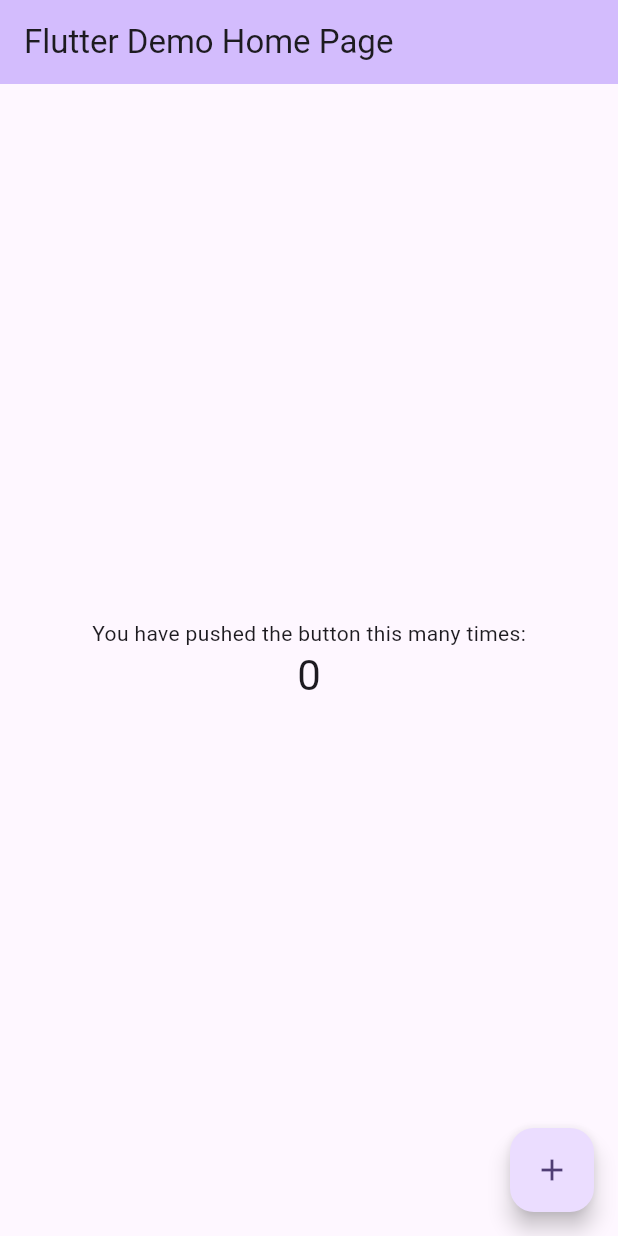
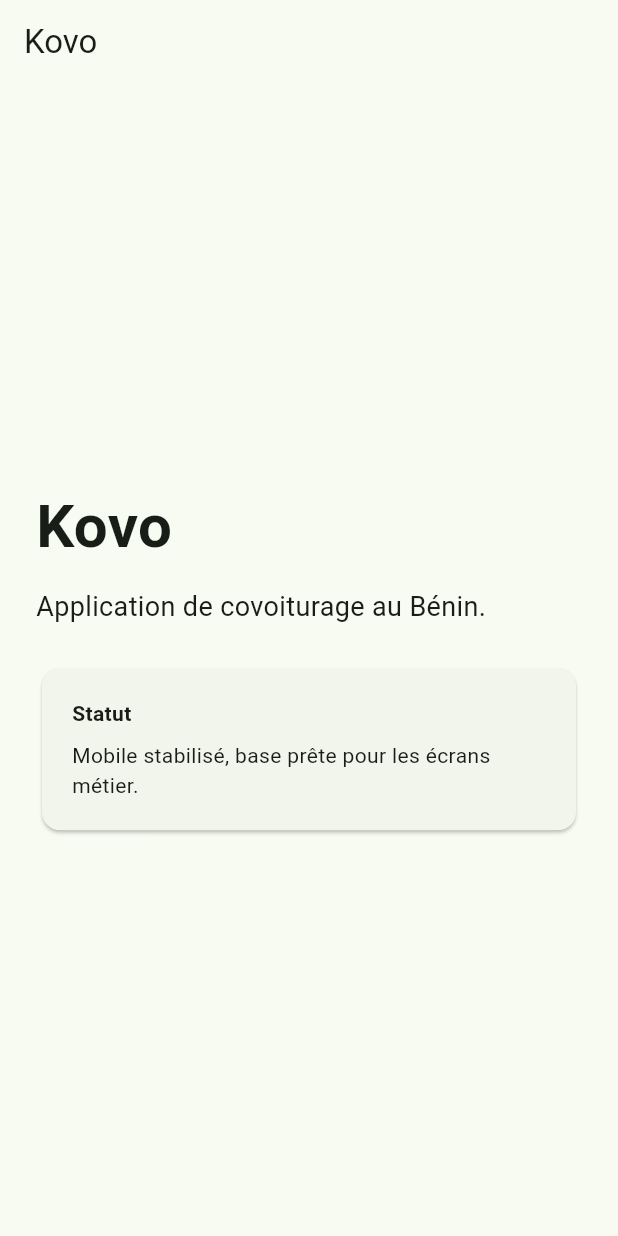
Before and after one commit to akouedekon/kovo, a Flutter app: the screen it shows after launch, on a phone screen of 412 x 824 dp. Run offline on Flutter 3.47's test engine with Material 3 defaults, Android fonts, the phone set to English and light mode, and no system bars.

Commit message:
mobile: stabilize app shell and modernize toolchain

```diff
--- a/mobile/lib/main.dart
+++ b/mobile/lib/main.dart
@@ -1,122 +1,62 @@
 import 'package:flutter/material.dart';
 
 void main() {
-  runApp(const MyApp());
+  runApp(const KovoApp());
 }
 
-class MyApp extends StatelessWidget {
-  const MyApp({super.key});
+class KovoApp extends StatelessWidget {
+  const KovoApp({super.key});
 
-  // This widget is the root of your application.
   @override
   Widget build(BuildContext context) {
     return MaterialApp(
-      title: 'Flutter Demo',
+      debugShowCheckedModeBanner: false,
+      title: 'Kovo',
       theme: ThemeData(
-        // This is the theme of your application.
-        //
-        // TRY THIS: Try running your application with "flutter run". You'll see
-        // the application has a purple toolbar. Then, without quitting the app,
-        // try changing the seedColor in the colorScheme below to Colors.green
-        // and then invoke "hot reload" (save your changes or press the "hot
-        // reload" button in a Flutter-supported IDE, or press "r" if you used
-        // the command line to start the app).
-        //
-        // Notice that the counter didn't reset back to zero; the application
-        // state is not lost during the reload. To reset the state, use hot
-        // restart instead.
-        //
-        // This works for code too, not just values: Most code changes can be
-        // tested with just a hot reload.
-        colorScheme: ColorScheme.fromSeed(seedColor: Colors.deepPurple),
+        colorScheme: ColorScheme.fromSeed(seedColor: const Color(0xFF2E7D32)),
+        useMaterial3: true,
       ),
-      home: const MyHomePage(title: 'Flutter Demo Home Page'),
+      home: const HomeScreen(),
     );
   }
 }
 
-class MyHomePage extends StatefulWidget {
-  const MyHomePage({super.key, required this.title});
-
-  // This widget is the home page of your application. It is stateful, meaning
-  // that it has a State object (defined below) that contains fields that affect
-  // how it looks.
-
-  // This class is the configuration for the state. It holds the values (in this
-  // case the title) provided by the parent (in this case the App widget) and
-  // used by the build method of the State. Fields in a Widget subclass are
-  // always marked "final".
-
-  final String title;
-
-  @override
-  State<MyHomePage> createState() => _MyHomePageState();
-}
-
-class _MyHomePageState extends State<MyHomePage> {
-  int _counter = 0;
-
-  void _incrementCounter() {
-    setState(() {
-      // This call to setState tells the Flutter framework that something has
-      // changed in this State, which causes it to rerun the build method below
-      // so that the display can reflect the updated values. If we changed
-      // _counter without calling setState(), then the build method would not be
-      // called again, and so nothing would appear to happen.
-      _counter++;
-    });
-  }
+class HomeScreen extends StatelessWidget {
+  const HomeScreen({super.key});
 
   @override
   Widget build(BuildContext context) {
-    // This method is rerun every time setState is called, for instance as done
-    // by the _incrementCounter method above.
-    //
-    // The Flutter framework has been optimized to make rerunning build methods
-    // fast, so that you can just rebuild anything that needs updating rather
-    // than having to individually change instances of widgets.
     return Scaffold(
-      appBar: AppBar(
-        // TRY THIS: Try changing the color here to a specific color (to
-        // Colors.amber, perhaps?) and trigger a hot reload to see the AppBar
-        // change color while the other colors stay the same.
-        backgroundColor: Theme.of(context).colorScheme.inversePrimary,
-        // Here we take the value from the MyHomePage object that was created by
-        // the App.build method, and use it to set our appbar title.
-        title: Text(widget.title),
-      ),
-      body: Center(
-        // Center is a layout widget. It takes a single child and positions it
-        // in the middle of the parent.
+      appBar: AppBar(title: const Text('Kovo')),
+      body: const Padding(
+        padding: EdgeInsets.all(24),
         child: Column(
-          // Column is also a layout widget. It takes a list of children and
-          // arranges them vertically. By default, it sizes itself to fit its
-          // children horizontally, and tries to be as tall as its parent.
-          //
-          // Column has various properties to control how it sizes itself and
-          // how it positions its children. Here we use mainAxisAlignment to
-          // center the children vertically; the main axis here is the vertical
-          // axis because Columns are vertical (the cross axis would be
-          // horizontal).
-          //
-          // TRY THIS: Invoke "debug painting" (choose the "Toggle Debug Paint"
-          // action in the IDE, or press "p" in the console), to see the
-          // wireframe for each widget.
+          crossAxisAlignment: CrossAxisAlignment.start,
           mainAxisAlignment: MainAxisAlignment.center,
           children: [
-            const Text('You have pushed the button this many times:'),
+            Text('Kovo', style: TextStyle(fontSize: 40, fontWeight: FontWeight.bold)),
+            SizedBox(height: 12),
             Text(
-              '$_counter',
-              style: Theme.of(context).textTheme.headlineMedium,
+              'Application de covoiturage au Bénin.',
+              style: TextStyle(fontSize: 18),
+            ),
+            SizedBox(height: 24),
+            Card(
+              child: Padding(
+                padding: EdgeInsets.all(20),
+                child: Column(
+                  crossAxisAlignment: CrossAxisAlignment.start,
+                  children: [
+                    Text('Statut', style: TextStyle(fontWeight: FontWeight.bold)),
+                    SizedBox(height: 8),
+                    Text('Mobile stabilisé, base prête pour les écrans métier.'),
+                  ],
+                ),
+              ),
             ),
           ],
         ),
       ),
-      floatingActionButton: FloatingActionButton(
-        onPressed: _incrementCounter,
-        tooltip: 'Increment',
-        child: const Icon(Icons.add),
-      ),
     );
   }
 }
```
Also changed, not shown: mobile/pubspec.yaml (+9 -9 lines), 2 other files.
